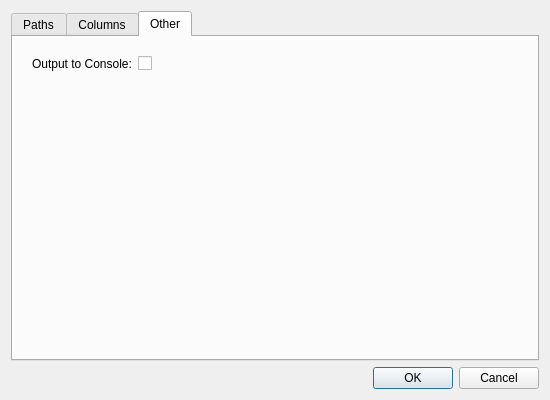
The window that src/settingsdialog.ui (dh4/cen64-qt) describes before a commit, drawn with Qt 5.
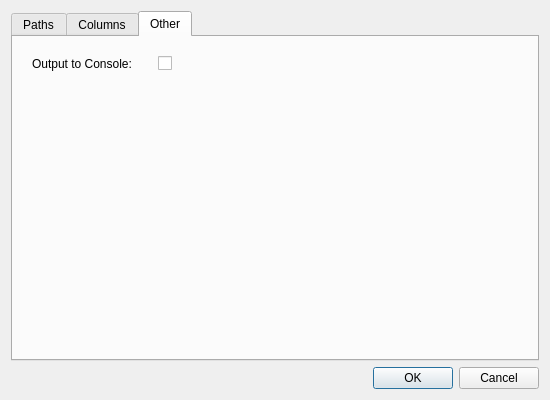
The same window after the commit. The open tabs and pages were chosen to show the change.

Commit message: Fix missing column width

What changed in the file:
```diff
--- a/src/settingsdialog.ui
+++ b/src/settingsdialog.ui
@@ -385,7 +385,7 @@
       </attribute>
       <layout class="QGridLayout" name="gridLayout">
        <item row="0" column="0">
-        <layout class="QGridLayout" name="otherLayout">
+        <layout class="QGridLayout" name="otherLayout" columnminimumwidth="120,0">
          <property name="leftMargin">
           <number>10</number>
          </property>
```
